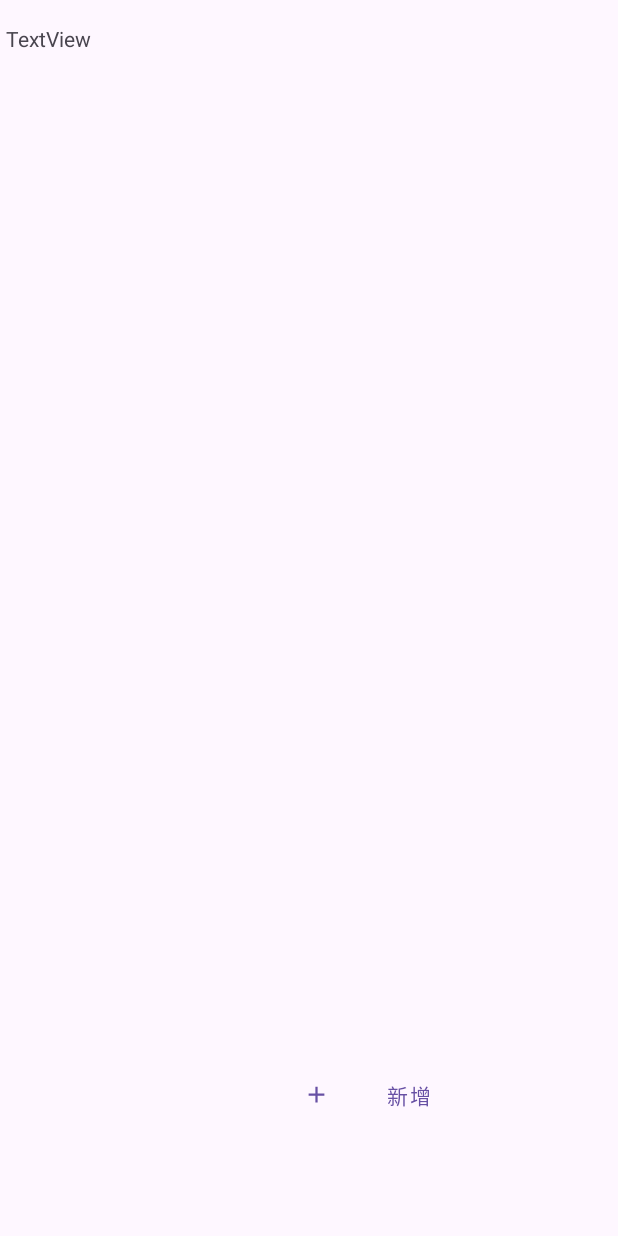
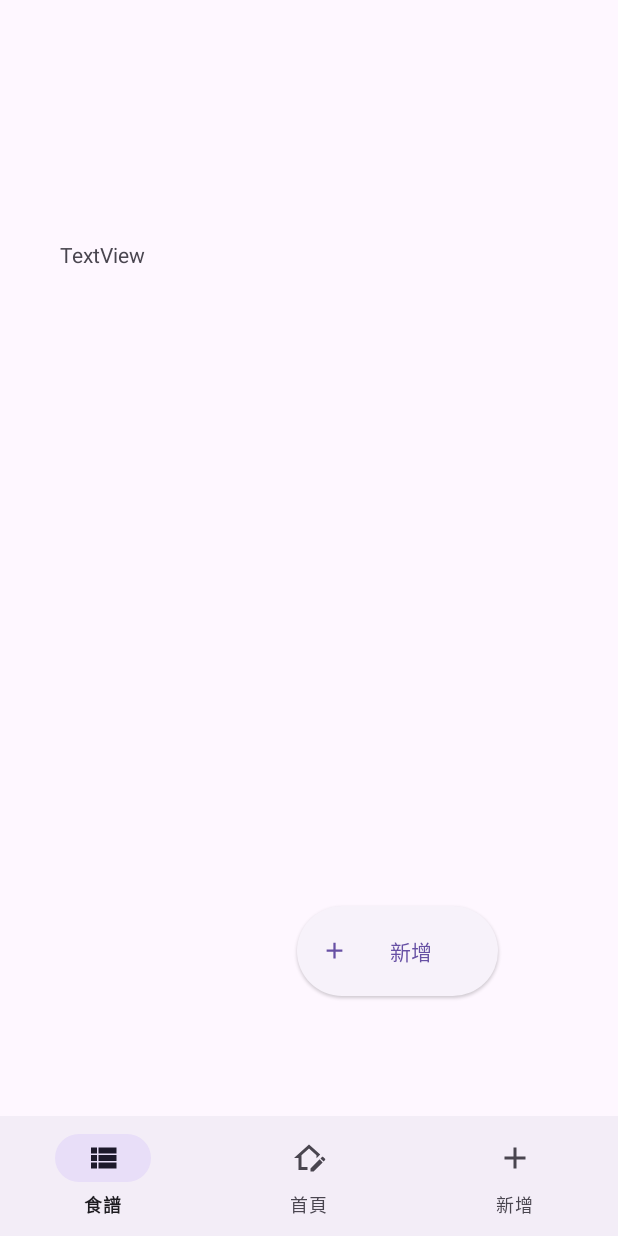
Before and after one commit to Howard3897613/IMsenior, an Android app: the screen it shows after launch (MainActivity), on a phone screen of 412 x 824 dp. Before the commit the screen is almost empty. Run offline under Robolectric (Android 15) with nearby library versions, the phone set to English and light mode, and no system bars; our stand-ins replace Firebase (no records; nobody signed in at launch, a user with empty details on screens opened directly).

Commit message:
bottom bar

```diff
--- /dev/null
+++ b/app/src/main/res/drawable/baseline_article_24.xml
@@ -0,0 +1,5 @@
+<vector xmlns:android="http://schemas.android.com/apk/res/android" android:autoMirrored="true" android:height="24dp" android:tint="#000000" android:viewportHeight="24" android:viewportWidth="24" android:width="24dp">
+
+    <path android:fillColor="@android:color/white" android:pathData="M19,3L5,3c-1.1,0 -2,0.9 -2,2v14c0,1.1 0.9,2 2,2h14c1.1,0 2,-0.9 2,-2L21,5c0,-1.1 -0.9,-2 -2,-2zM14,17L7,17v-2h7v2zM17,13L7,13v-2h10v2zM17,9L7,9L7,7h10v2z"/>
+
+</vector>
--- /dev/null
+++ b/app/src/main/res/drawable/home_edit_outline.xml
@@ -0,0 +1 @@
+<!-- drawable/home_edit_outline.xml --><vector xmlns:android="http://schemas.android.com/apk/res/android" android:height="24dp" android:width="24dp" android:viewportWidth="24" android:viewportHeight="24"><path android:fillColor="#000000" android:pathData="M 21.0413,11.14C 21.1827,11.14 21.3173,11.1973 21.4213,11.3027L 22.6973,12.5787C 22.912,12.792 22.912,13.14 22.6973,13.3493L 21.6973,14.3493L 19.6507,12.3027L 20.6507,11.3027C 20.76,11.1973 20.9013,11.14 21.0413,11.14 Z M 19.0627,12.88L 21.1093,14.932L 15.0627,21L 13,21L 13,18.9373L 19.0627,12.88 Z M 12,5.688L 7,10.188L 7,18L 11,18L 11,20L 5,20L 5,12L 2,12L 12,3L 19.4587,9.71285L 17,12.1716L 17,10.188L 12,5.688 Z" /></vector>
--- /dev/null
+++ b/app/src/main/res/drawable/view_list.xml
@@ -0,0 +1 @@
+<!-- drawable/view_list.xml --><vector xmlns:android="http://schemas.android.com/apk/res/android" android:height="24dp" android:width="24dp" android:viewportWidth="24" android:viewportHeight="24"><path android:fillColor="#000000" android:pathData="M9,5V9H21V5M9,19H21V15H9M9,14H21V10H9M4,9H8V5H4M4,19H8V15H4M4,14H8V10H4V14Z" /></vector>
--- a/app/src/main/res/layout/activity_main.xml
+++ b/app/src/main/res/layout/activity_main.xml
@@ -9,11 +9,11 @@
 
     <com.google.android.material.button.MaterialButton
         android:id="@+id/btntoAdd"
-        style="@style/Widget.MaterialComponents.Button.TextButton"
+        style="@style/Widget.Material3.Button.ElevatedButton.Icon"
         android:layout_width="134dp"
         android:layout_height="68dp"
-        android:layout_marginEnd="84dp"
-        android:layout_marginBottom="60dp"
+        android:layout_marginEnd="80dp"
+        android:layout_marginBottom="156dp"
         android:text="新增"
         app:icon="@drawable/baseline_add_24"
         app:layout_constraintBottom_toBottomOf="parent"
@@ -23,12 +23,23 @@
         android:id="@+id/tvMeal"
         android:layout_width="176dp"
         android:layout_height="115dp"
-        android:layout_marginStart="4dp"
-        android:layout_marginTop="16dp"
+        android:layout_marginStart="40dp"
+        android:layout_marginTop="160dp"
         android:text="TextView"
         app:layout_constraintStart_toStartOf="parent"
         app:layout_constraintTop_toTopOf="parent" />
 
+    <com.google.android.material.bottomnavigation.BottomNavigationView
+        android:id="@+id/bottomNav"
+        android:layout_width="match_parent"
+        android:layout_height="wrap_content"
+        android:layout_alignParentBottom="true"
+        app:layout_constraintBottom_toBottomOf="parent"
+        app:layout_constraintStart_toStartOf="parent"
+        app:menu="@menu/bottom_nav_menu" />
+
+
+
 
 
 </androidx.constraintlayout.widget.ConstraintLayout>
--- /dev/null
+++ b/app/src/main/res/menu/bottom_app_bar.xml
@@ -0,0 +1,4 @@
+<?xml version="1.0" encoding="utf-8"?>
+<menu xmlns:android="http://schemas.android.com/apk/res/android">
+
+</menu>
--- /dev/null
+++ b/app/src/main/res/menu/bottom_nav_menu.xml
@@ -0,0 +1,17 @@
+<?xml version="1.0" encoding="utf-8"?>
+<menu xmlns:android="http://schemas.android.com/apk/res/android">
+    <item
+        android:id="@+id/nav_recipe"
+        android:icon="@drawable/view_list"
+        android:title="食譜" />
+
+    <item
+        android:id="@+id/nav_home"
+        android:icon="@drawable/home_edit_outline"
+        android:title="首頁" />
+    <item
+        android:id="@+id/nav_add"
+        android:icon="@drawable/baseline_add_24"
+        android:title="新增" />
+
+</menu>
```
Also changed, not shown: app/src/main/java/com/example/IMsenior/MainActivity.kt (+20 -0 lines), app/src/main/res/layout/activity_add.xml (+6 -4 lines).
